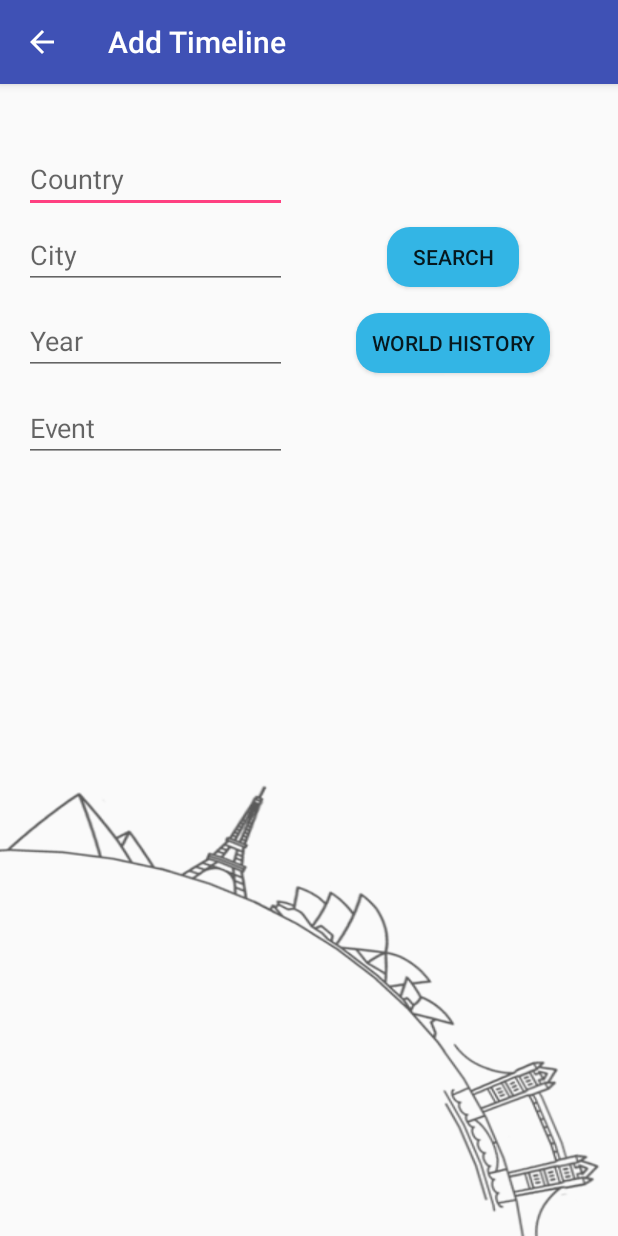
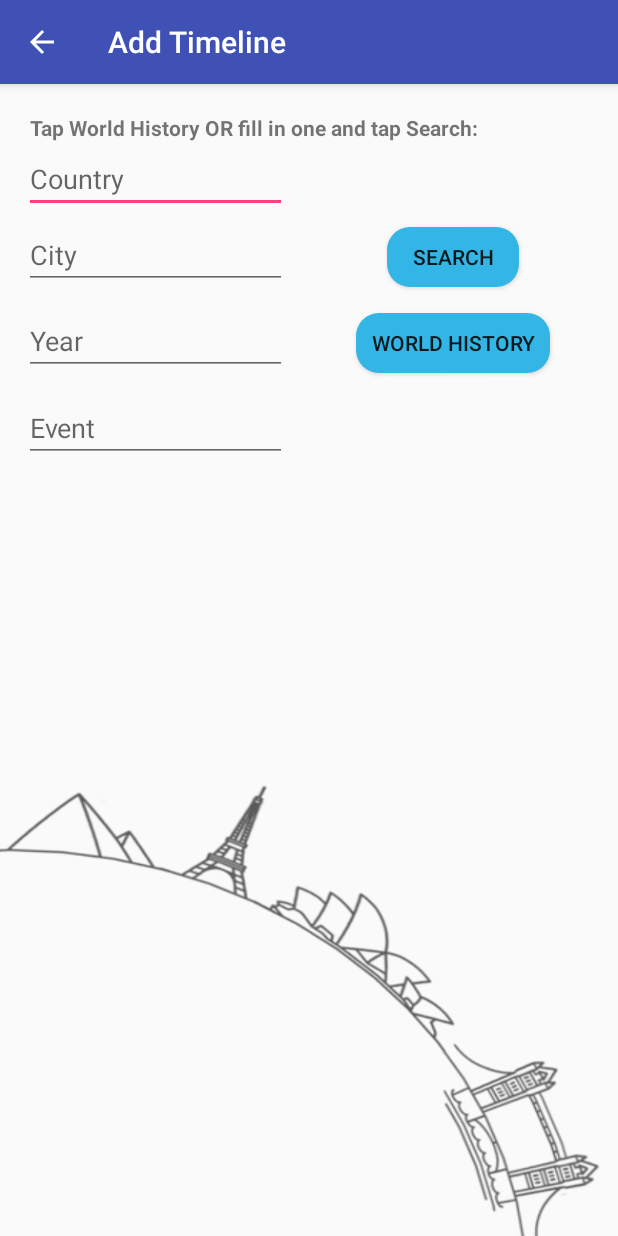
Before and after one commit to liquiddrop/Context, an Android app: the AdditionActivity screen opened directly, with no data from a screen before it, on a phone screen of 412 x 824 dp. Run offline under Robolectric (Android 15) with nearby library versions, the phone set to English and light mode, and no system bars; our stand-ins replace Room's generated code; libraries missing offline, so code that uses them is left out: com.fstyle.library; 7 statements that could not run were skipped.

Commit message:
Add usage explanation to main page
Signed-off-by: Curtis Porter <zeroliquiddrop@gmail.com>

```diff
--- a/app/src/main/res/layout/activity_main_tile.xml
+++ b/app/src/main/res/layout/activity_main_tile.xml
@@ -5,6 +5,19 @@
     android:layout_width="match_parent"
     android:layout_height="match_parent"
     tools:context="com.curtis.context.MainActivity">
+
+    <TextView
+        android:layout_width="match_parent"
+        android:layout_height="wrap_content"
+        android:text="@string/front_page_explanation"
+        android:textStyle="bold"
+        android:layout_marginStart="20dp"
+        android:layout_marginLeft="20dp"
+        app:layout_constraintBottom_toBottomOf="parent"
+        app:layout_constraintStart_toStartOf="parent"
+        app:layout_constraintTop_toTopOf="parent"
+        app:layout_constraintVertical_bias="0.026">
+    </TextView>
 
     <AutoCompleteTextView
         android:id="@+id/countryEditText"
--- a/app/src/main/res/values/strings.xml
+++ b/app/src/main/res/values/strings.xml
@@ -12,4 +12,5 @@
     <string name="submit">Submit</string>
     <string name="pic1">Pic to Display</string>
     <string name="pic2">Zoomed in picture</string>
+    <string name="front_page_explanation">Tap World History OR fill in one and tap Search:</string>
 </resources>
```
